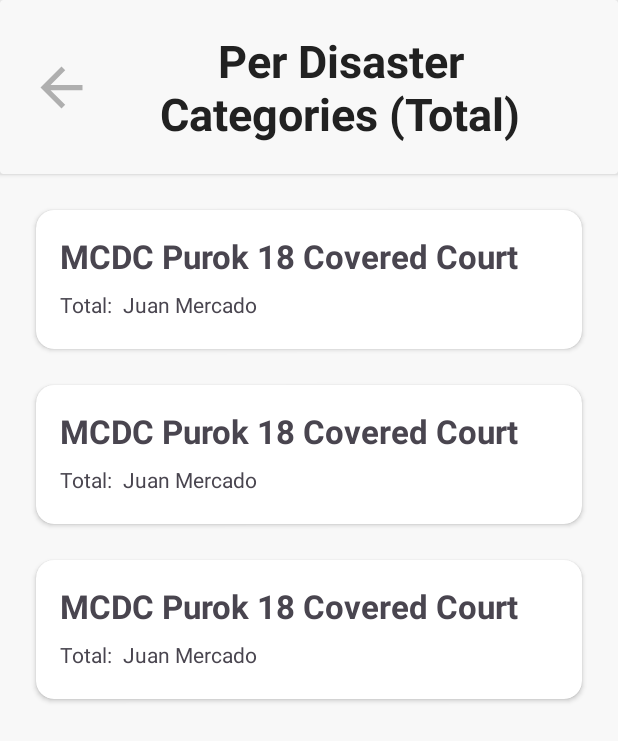
After one commit to tnrtxx/rescYou_Admin, an Android app: the layout activity_per_disaster_total.xml on its own in the app's theme, with its tools: preview values and no code run, on a phone screen of 412 x 824 dp. The commit adds this screen. Shown: the top 741 px of the screen. Run offline under Robolectric (Android 15) with nearby library versions, the phone set to English and light mode, and no system bars.

Commit message:
Per Disaster Total done

```diff
--- a/app/src/main/AndroidManifest.xml
+++ b/app/src/main/AndroidManifest.xml
@@ -39,6 +39,9 @@
         android:supportsRtl="true"
         android:theme="@style/Theme.RescYouAdmin"
         tools:targetApi="31">
+        <activity
+            android:name=".PerDisasterTotal"
+            android:exported="false" />
         <activity
             android:name=".PerSitioTotal"
             android:exported="false" />
--- a/app/src/main/java/com/example/rescyouadmin/Reports.kt
+++ b/app/src/main/java/com/example/rescyouadmin/Reports.kt
@@ -29,6 +29,12 @@ class Reports : AppCompatActivity() {
         //PER SITIO TOTAL BUTTON
         binding.persitioButton.setOnClickListener {
             val intent = Intent(this, PerSitioTotal::class.java)
+            startActivity(intent)
+        }
+
+        //PER DISTRICT TOTAL BUTTON
+        binding.perdisasterButton.setOnClickListener {
+            val intent = Intent(this, PerDisasterTotal::class.java)
             startActivity(intent)
         }
 
--- /dev/null
+++ b/app/src/main/res/layout/activity_per_disaster_total.xml
@@ -0,0 +1,72 @@
+<?xml version="1.0" encoding="utf-8"?>
+<androidx.constraintlayout.widget.ConstraintLayout xmlns:android="http://schemas.android.com/apk/res/android"
+    xmlns:app="http://schemas.android.com/apk/res-auto"
+    xmlns:tools="http://schemas.android.com/tools"
+    android:layout_width="match_parent"
+    android:layout_height="match_parent"
+    android:background="@color/light_gray"
+    android:orientation="vertical"
+    tools:context=".PerDisasterTotal">
+
+    <!--HEADER-->
+    <androidx.cardview.widget.CardView
+        android:id="@+id/header"
+        android:layout_width="match_parent"
+        android:layout_height="wrap_content"
+        android:backgroundTint="@color/light_gray"
+        android:elevation="12dp"
+        app:layout_constraintEnd_toEndOf="parent"
+        app:layout_constraintStart_toStartOf="parent"
+        app:layout_constraintTop_toTopOf="parent">
+
+        <androidx.constraintlayout.widget.ConstraintLayout
+            android:layout_width="match_parent"
+            android:layout_height="wrap_content"
+            android:padding="20dp">
+
+            <ImageView
+                android:id="@+id/back_button"
+                android:layout_width="wrap_content"
+                android:layout_height="wrap_content"
+                android:src="@drawable/back_button_2"
+                app:layout_constraintBottom_toBottomOf="parent"
+                app:layout_constraintStart_toStartOf="parent"
+                app:layout_constraintTop_toTopOf="parent" />
+
+            <TextView
+                android:id="@+id/centers_textview"
+                android:layout_width="wrap_content"
+                android:layout_height="wrap_content"
+                android:text="@string/per_disaster"
+                android:textColor="@color/black"
+                android:textSize="30sp"
+                android:textStyle="bold"
+                android:gravity="center_horizontal"
+                app:layout_constraintBottom_toBottomOf="parent"
+                app:layout_constraintStart_toEndOf="@+id/back_button"
+                app:layout_constraintEnd_toEndOf="parent"
+                app:layout_constraintTop_toTopOf="parent"
+                app:layout_constrainedWidth="true"
+                android:paddingHorizontal="20dp"
+                />
+        </androidx.constraintlayout.widget.ConstraintLayout>
+    </androidx.cardview.widget.CardView>
+
+
+
+    <!-- Total Disaster -->
+
+    <!--CONTENT-->
+
+    <androidx.recyclerview.widget.RecyclerView
+        android:id="@+id/per_disaster_total_recycler_view"
+        android:layout_width="match_parent"
+        android:layout_height="0dp"
+        app:layout_constraintBottom_toBottomOf="parent"
+        app:layout_constraintEnd_toEndOf="parent"
+        app:layout_constraintHorizontal_bias="0.0"
+        app:layout_constraintStart_toStartOf="parent"
+        app:layout_constraintTop_toBottomOf="@+id/header"
+        tools:listitem="@layout/item_per_disaster_total" />
+
+</androidx.constraintlayout.widget.ConstraintLayout>
--- /dev/null
+++ b/app/src/main/res/layout/item_per_disaster_total.xml
@@ -0,0 +1,81 @@
+<?xml version="1.0" encoding="utf-8"?>
+<androidx.cardview.widget.CardView xmlns:android="http://schemas.android.com/apk/res/android"
+    xmlns:app="http://schemas.android.com/apk/res-auto"
+    xmlns:tools="http://schemas.android.com/tools"
+    android:layout_width="match_parent"
+    android:layout_height="wrap_content"
+    android:layout_marginLeft="24dp"
+    android:layout_marginTop="24dp"
+    android:layout_marginRight="24dp"
+    android:elevation="12dp"
+    app:cardCornerRadius="12dp">
+
+    <LinearLayout
+        android:layout_width="match_parent"
+        android:layout_height="wrap_content"
+        android:orientation="vertical">
+
+        <androidx.constraintlayout.widget.ConstraintLayout
+            android:layout_width="match_parent"
+            android:layout_height="wrap_content"
+            android:clipToPadding="false"
+            android:padding="16dp">
+
+            <LinearLayout
+                android:id="@+id/per_sitio_linearlayout"
+                android:layout_width="match_parent"
+                android:layout_height="wrap_content"
+                android:gravity="center"
+                android:orientation="horizontal"
+                app:layout_constraintEnd_toEndOf="parent"
+                app:layout_constraintStart_toStartOf="parent"
+                app:layout_constraintTop_toTopOf="parent">
+
+
+                <TextView
+                    android:id="@+id/disasterName_textview"
+                    android:layout_width="0dp"
+                    android:layout_weight="1"
+                    android:layout_height="wrap_content"
+                    android:textSize="22sp"
+                    android:textStyle="bold"
+                    tools:text="MCDC Purok 18 Covered Court" />
+
+
+            </LinearLayout>
+
+            <RelativeLayout
+                android:layout_width="match_parent"
+                android:layout_height="wrap_content"
+                android:layout_marginTop="8dp"
+                app:layout_constraintBottom_toBottomOf="parent"
+                app:layout_constraintTop_toBottomOf="@+id/per_sitio_linearlayout">
+
+                <LinearLayout
+                    android:id="@+id/total_disaster_linearlayout"
+                    android:layout_width="match_parent"
+                    android:layout_height="wrap_content"
+                    android:layout_marginBottom="4dp"
+                    android:orientation="horizontal">
+
+                    <TextView
+                        android:layout_width="wrap_content"
+                        android:layout_height="wrap_content"
+                        android:text="Total: "
+                        android:textSize="14sp" />
+
+                    <TextView
+                        android:id="@+id/perdisaster_total_textview"
+                        android:layout_width="wrap_content"
+                        android:layout_height="wrap_content"
+                        android:layout_marginStart="4dp"
+                        android:textSize="14sp"
+                        tools:text="Juan Mercado" />
+                </LinearLayout>
+
+            </RelativeLayout>
+
+        </androidx.constraintlayout.widget.ConstraintLayout>
+
+    </LinearLayout>
+</androidx.cardview.widget.CardView>
--- a/app/src/main/res/values/strings.xml
+++ b/app/src/main/res/values/strings.xml
@@ -164,7 +164,7 @@
     <string name="view_allpins">View All Pins </string>
     <string name="resolved_pins">Resolved Pins </string>
     <string name="per_sitio">Per Sitio (Total) </string>
-    <string name="per_disaster">Per disaster categories (Total) </string>
+    <string name="per_disaster">Per Disaster Categories (Total) </string>
     <string name="summary">Summary </string>
 
 
```
Also changed, not shown: app/src/main/java/com/example/rescyouadmin/PerDisasterTotal.kt (added, +94 -0 lines), app/src/main/java/com/example/rescyouadmin/PerDisasterTotalAdapter.kt (added, +28 -0 lines), app/src/main/java/com/example/rescyouadmin/PerDisasterTotalDataClass.kt (added, +8 -0 lines), 11 other files.
